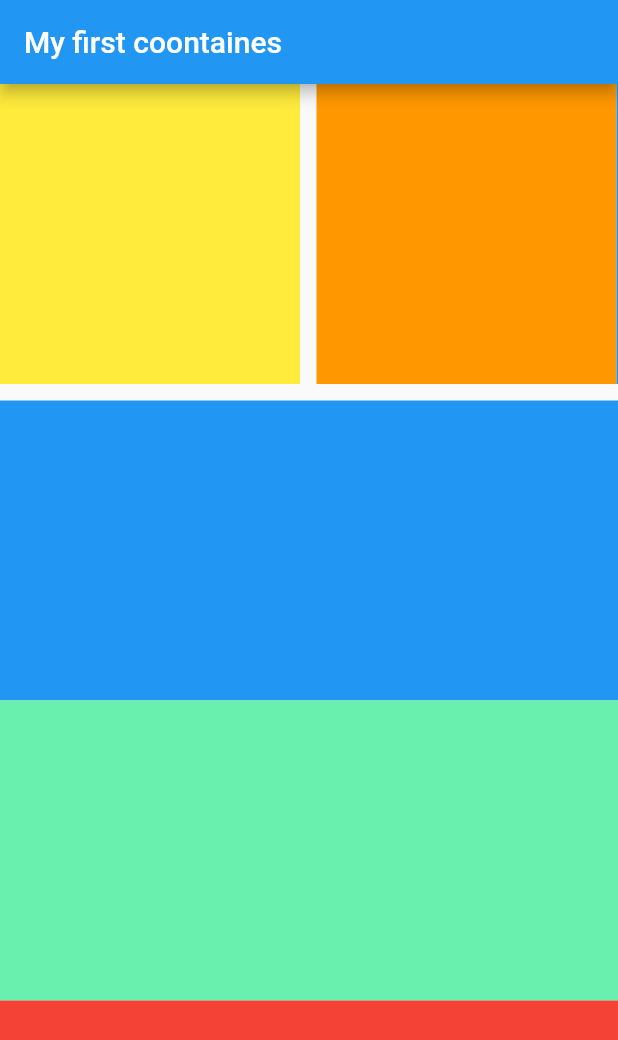
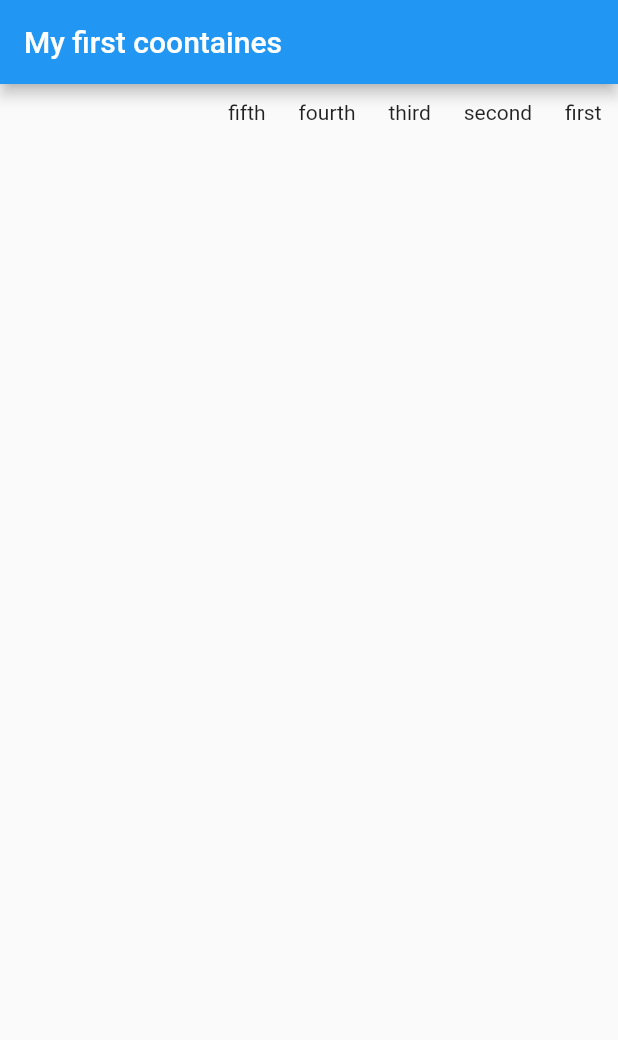
Before and after one commit to Spider-Calvin/MyFirst-Flutter-App, a Flutter app: the screen it shows after launch, on a phone screen of 412 x 824 dp. Shown: the top 1040 px of the screen. Run offline on Flutter 3.47's test engine with Material 2 defaults, Android fonts, the phone set to English and light mode, and no system bars.

Commit message:
ListView in flutter

```diff
--- a/lib/main.dart
+++ b/lib/main.dart
@@ -37,71 +37,31 @@ class _MyHomePageState extends State<MyHomePage> {
       appBar: AppBar(
         title: Text("My first coontaines"),
       ),
-      body: SingleChildScrollView(
-        child: Column(
-          children: [
-            Column(
-              children:[
+      body: ListView(
+            scrollDirection: Axis.horizontal,
+            reverse: true,
+            children:const [
               Padding(
-                  padding:EdgeInsets.only(bottom: 11),
-                  child: SingleChildScrollView(
-                    scrollDirection: Axis.horizontal,
-                    child: Row(
-                      children: [
-                        Container(
-                          width: 200,
-                          height:200,
-                          margin:EdgeInsets.only(right: 11),
-                          color : Colors.yellow
+                  padding:EdgeInsets.all(11),
+                   child:Text('first')
               ),
-                        Container(
-                            width: 200,
-                            height:200,
-                            color : Colors.orange
+              Padding(
+                  padding:EdgeInsets.all(11),
+                  child:Text('second')
               ),
-                        Container(
-                            width: 200,
-                            height:200,
-                            color : Colors.blue
+              Padding(
+                  padding:EdgeInsets.all(11),
+                  child:Text('third')
               ),
-
-                        Container(
-                            width: 200,
-                            height:200,
-                            color : Colors.pink
+              Padding(
+                  padding:EdgeInsets.all(11),
+                  child:Text('fourth')
               ),
-                      ],
-                    ),
-                  ),
-                ),
-                Container(
-                    height: 200,
-                    color : Colors.blue
-                ),
-                Container(
-                    height: 200,
-                    color : Colors.greenAccent
-                ),
-                Container(
-                    height: 200,
-                    color : Colors.red
-                ),
-                Container(
-                    height: 200,
-                    color : Colors.yellow
-                ),
-                Container(
-                    height: 200,
-                    color : Colors.tealAccent
-                ),
-                Container(
-                    height: 200,
-                    color : Colors.blue
+              Padding(
+                  padding:EdgeInsets.all(11),
+                  child:Text('fifth')
               )
             ],
-            ),
-          ],
-        )
       )
     );
   }
```
Lines whose indentation alone changed are shown as unchanged.
